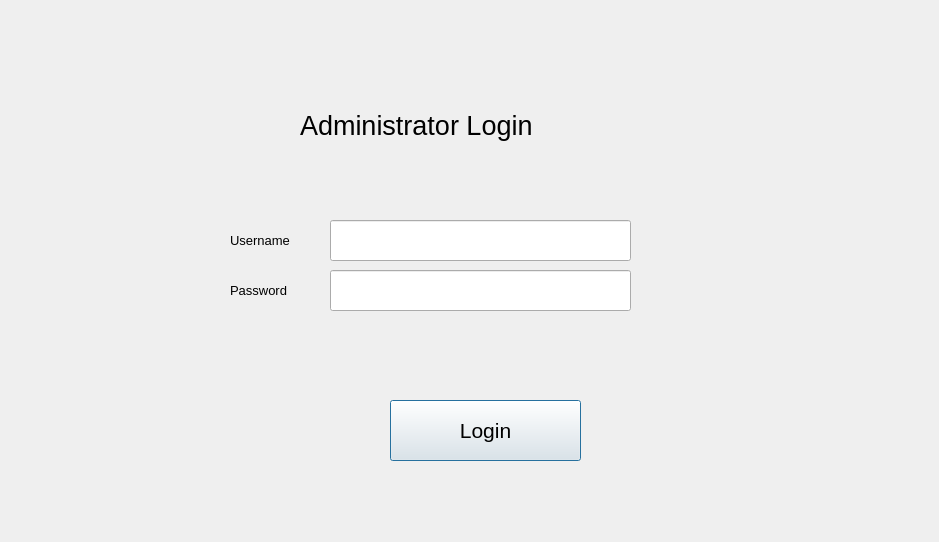
Before: the Qt Designer form login.ui in tsukidan/CS1D-Project-1, drawn with Qt 5.
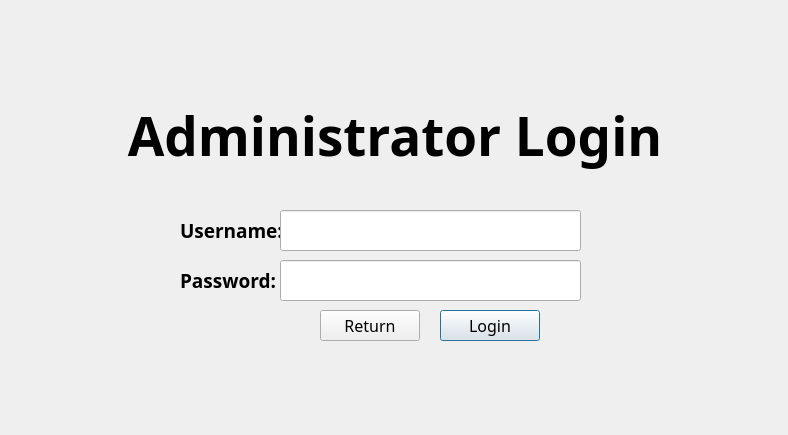
After: the same form once the commit is applied.

Commit message: added return buttons

Patch:
```diff
--- a/login.ui
+++ b/login.ui
@@ -6,8 +6,8 @@
    <rect>
     <x>0</x>
     <y>0</y>
-    <width>939</width>
-    <height>542</height>
+    <width>788</width>
+    <height>435</height>
    </rect>
   </property>
   <property name="windowTitle">
@@ -16,26 +16,29 @@
   <widget class="QLabel" name="label_2">
    <property name="geometry">
     <rect>
-     <x>230</x>
-     <y>220</y>
+     <x>180</x>
+     <y>210</y>
      <width>101</width>
      <height>41</height>
     </rect>
    </property>
    <property name="font">
     <font>
-     <pointsize>10</pointsize>
+     <family>Google Sans</family>
+     <pointsize>14</pointsize>
+     <weight>75</weight>
+     <bold>true</bold>
     </font>
    </property>
    <property name="text">
-    <string>Username</string>
+    <string>Username:</string>
    </property>
   </widget>
   <widget class="QLineEdit" name="PasswordLineEdit">
    <property name="geometry">
     <rect>
-     <x>330</x>
-     <y>270</y>
+     <x>280</x>
+     <y>260</y>
      <width>301</width>
      <height>41</height>
     </rect>
@@ -65,73 +68,109 @@
   <widget class="QLabel" name="label">
    <property name="geometry">
     <rect>
-     <x>300</x>
-     <y>80</y>
-     <width>431</width>
-     <height>91</height>
+     <x>0</x>
+     <y>60</y>
+     <width>790</width>
+     <height>150</height>
     </rect>
    </property>
    <property name="font">
     <font>
-     <family>MS UI Gothic</family>
-     <pointsize>20</pointsize>
+     <family>Google Sans</family>
+     <pointsize>40</pointsize>
+     <weight>75</weight>
+     <bold>true</bold>
+     <stylestrategy>PreferDefault</stylestrategy>
     </font>
    </property>
    <property name="text">
     <string>Administrator Login</string>
    </property>
+   <property name="alignment">
+    <set>Qt::AlignCenter</set>
+   </property>
   </widget>
   <widget class="QLabel" name="label_3">
    <property name="geometry">
     <rect>
-     <x>230</x>
-     <y>270</y>
+     <x>180</x>
+     <y>260</y>
      <width>101</width>
      <height>41</height>
     </rect>
    </property>
    <property name="font">
     <font>
-     <pointsize>10</pointsize>
+     <family>Google Sans</family>
+     <pointsize>14</pointsize>
+     <weight>75</weight>
+     <bold>true</bold>
     </font>
    </property>
    <property name="text">
-    <string>Password</string>
+    <string>Password:</string>
    </property>
   </widget>
   <widget class="QLineEdit" name="UsernameLineEdit">
    <property name="geometry">
     <rect>
-     <x>330</x>
-     <y>220</y>
+     <x>280</x>
+     <y>210</y>
      <width>301</width>
      <height>41</height>
     </rect>
    </property>
    <property name="font">
     <font>
+     <family>Roboto Black</family>
      <pointsize>12</pointsize>
+     <weight>75</weight>
+     <bold>true</bold>
     </font>
    </property>
   </widget>
   <widget class="QPushButton" name="pushButton">
    <property name="geometry">
     <rect>
-     <x>390</x>
-     <y>400</y>
-     <width>191</width>
-     <height>61</height>
+     <x>440</x>
+     <y>310</y>
+     <width>100</width>
+     <height>31</height>
     </rect>
    </property>
    <property name="font">
     <font>
-     <pointsize>16</pointsize>
+     <family>Google Sans</family>
+     <pointsize>12</pointsize>
+     <weight>50</weight>
+     <bold>false</bold>
     </font>
    </property>
    <property name="text">
     <string>Login</string>
    </property>
   </widget>
+  <widget class="QPushButton" name="returnButton">
+   <property name="geometry">
+    <rect>
+     <x>320</x>
+     <y>310</y>
+     <width>100</width>
+     <height>31</height>
+    </rect>
+   </property>
+   <property name="font">
+    <font>
+     <family>Google Sans</family>
+     <pointsize>12</pointsize>
+     <weight>50</weight>
+     <bold>false</bold>
+    </font>
+   </property>
+   <property name="text">
+    <string>Return</string>
+   </property>
+  </widget>
  </widget>
  <resources/>
  <connections/>
```
The commit also changes 8 other files.
